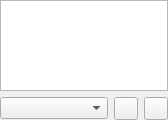
polpo/cantata-mac, file devices/devicespage.ui: the form before one commit.
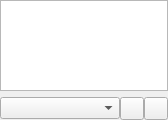
The form after the commit. Custom widgets are drawn as their Qt base class.

Commit message: Reduce spacing of icons at bottom of window

Patch:
```diff
--- a/devices/devicespage.ui
+++ b/devices/devicespage.ui
@@ -13,14 +13,22 @@
   <property name="windowTitle">
    <string>Form</string>
   </property>
-  <layout class="QGridLayout" name="gridLayout">
+  <layout class="QVBoxLayout" name="vlayout">
    <property name="margin">
     <number>0</number>
    </property>
-   <item row="0" column="0" colspan="3">
+   <item>
     <widget class="ItemView" name="view"/>
    </item>
-   <item row="1" column="0">
+   <item>
+    <layout class="QHBoxLayout" name="hlayout">
+     <property name="margin">
+      <number>0</number>
+     </property>
+     <property name="spacing">
+      <number>0</number>
+     </property>
+     <item>
     <widget class="GenreCombo" name="genreCombo">
      <property name="sizePolicy">
       <sizepolicy hsizetype="MinimumExpanding" vsizetype="Fixed">
@@ -30,11 +38,13 @@
      </property>
     </widget>
    </item>
-   <item row="1" column="1">
+     <item>
     <widget class="MenuButton" name="menuButton"/>
    </item>
-   <item row="1" column="2">
+     <item>
     <widget class="ToolButton" name="copyToLibraryButton"/>
+     </item>
+    </layout>
    </item>
   </layout>
  </widget>
```
Lines whose indentation alone changed are shown as unchanged. The commit also changes 10 other files.
